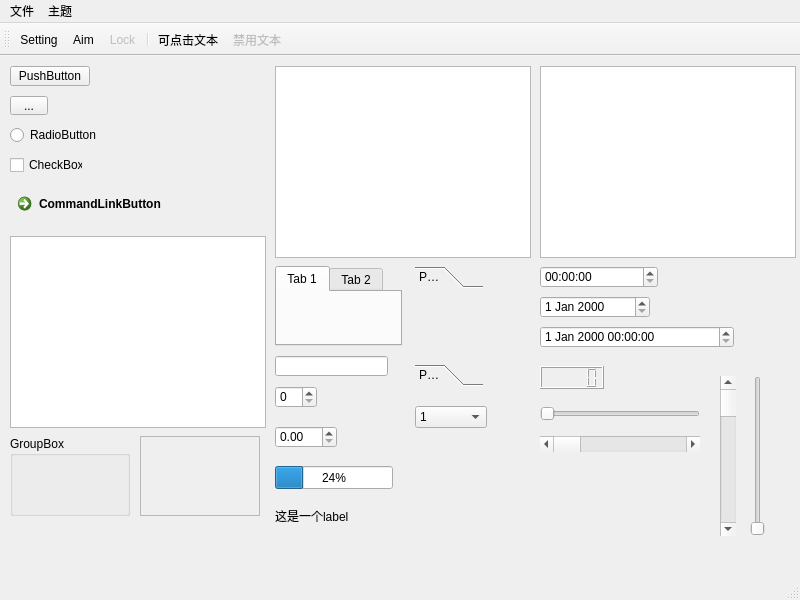
This is mainwindow.ui in lucky-billy/StyleControl as Qt 5 draws it before an edit. The edited form follows.
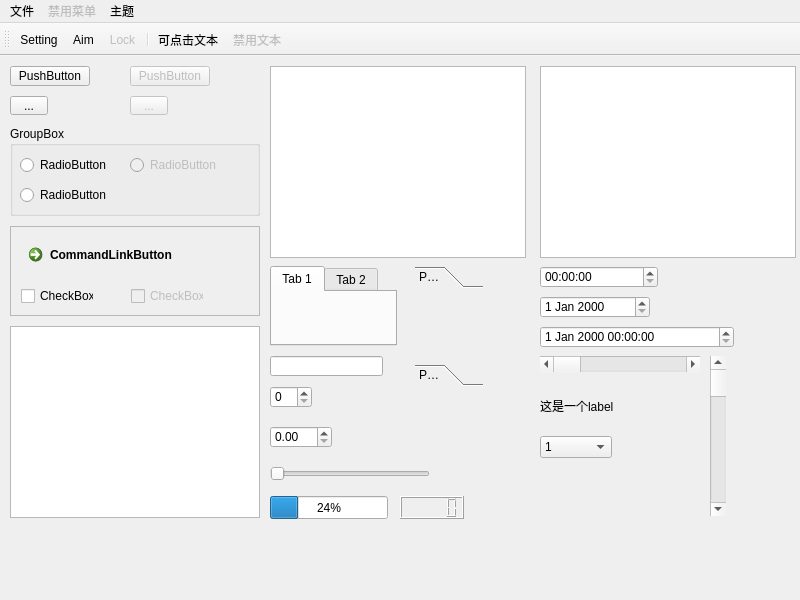
This is the edited form. Icons and pictures are not drawn.

Commit message: Completed munuBar toolBar pushButton

Patch:
```diff
--- a/mainwindow.ui
+++ b/mainwindow.ui
@@ -40,36 +40,10 @@
      <string>...</string>
     </property>
    </widget>
-   <widget class="QRadioButton" name="radioButton">
-    <property name="geometry">
-     <rect>
-      <x>10</x>
-      <y>70</y>
-      <width>91</width>
-      <height>18</height>
-     </rect>
-    </property>
-    <property name="text">
-     <string>RadioButton</string>
-    </property>
-   </widget>
-   <widget class="QCheckBox" name="checkBox">
-    <property name="geometry">
-     <rect>
-      <x>10</x>
-      <y>100</y>
-      <width>73</width>
-      <height>18</height>
-     </rect>
-    </property>
-    <property name="text">
-     <string>CheckBox</string>
-    </property>
-   </widget>
    <widget class="QTableView" name="tableView">
     <property name="geometry">
      <rect>
-      <x>275</x>
+      <x>270</x>
       <y>10</y>
       <width>256</width>
       <height>192</height>
@@ -90,22 +64,67 @@
     <property name="geometry">
      <rect>
       <x>10</x>
-      <y>380</y>
-      <width>120</width>
-      <height>80</height>
+      <y>70</y>
+      <width>250</width>
+      <height>90</height>
      </rect>
     </property>
     <property name="title">
      <string>GroupBox</string>
     </property>
+    <widget class="QRadioButton" name="radioButton">
+     <property name="geometry">
+      <rect>
+       <x>10</x>
+       <y>30</y>
+       <width>91</width>
+       <height>18</height>
+      </rect>
+     </property>
+     <property name="text">
+      <string>RadioButton</string>
+     </property>
+    </widget>
+    <widget class="QRadioButton" name="radioButton_2">
+     <property name="enabled">
+      <bool>true</bool>
+     </property>
+     <property name="geometry">
+      <rect>
+       <x>10</x>
+       <y>60</y>
+       <width>91</width>
+       <height>18</height>
+      </rect>
+     </property>
+     <property name="text">
+      <string>RadioButton</string>
+     </property>
+    </widget>
+    <widget class="QRadioButton" name="radioButton_3">
+     <property name="enabled">
+      <bool>false</bool>
+     </property>
+     <property name="geometry">
+      <rect>
+       <x>120</x>
+       <y>30</y>
+       <width>91</width>
+       <height>18</height>
+      </rect>
+     </property>
+     <property name="text">
+      <string>RadioButton</string>
+     </property>
+    </widget>
    </widget>
    <widget class="QScrollArea" name="scrollArea">
     <property name="geometry">
      <rect>
-      <x>140</x>
-      <y>380</y>
-      <width>120</width>
-      <height>80</height>
+      <x>10</x>
+      <y>170</y>
+      <width>250</width>
+      <height>90</height>
      </rect>
     </property>
     <property name="widgetResizable">
@@ -116,10 +135,52 @@
       <rect>
        <x>0</x>
        <y>0</y>
-       <width>118</width>
-       <height>78</height>
+       <width>248</width>
+       <height>88</height>
       </rect>
      </property>
+     <widget class="QCommandLinkButton" name="commandLinkButton">
+      <property name="geometry">
+       <rect>
+        <x>10</x>
+        <y>10</y>
+        <width>168</width>
+        <height>41</height>
+       </rect>
+      </property>
+      <property name="text">
+       <string>CommandLinkButton</string>
+      </property>
+     </widget>
+     <widget class="QCheckBox" name="checkBox">
+      <property name="geometry">
+       <rect>
+        <x>10</x>
+        <y>60</y>
+        <width>73</width>
+        <height>18</height>
+       </rect>
+      </property>
+      <property name="text">
+       <string>CheckBox</string>
+      </property>
+     </widget>
+     <widget class="QCheckBox" name="checkBox_2">
+      <property name="enabled">
+       <bool>false</bool>
+      </property>
+      <property name="geometry">
+       <rect>
+        <x>120</x>
+        <y>60</y>
+        <width>73</width>
+        <height>18</height>
+       </rect>
+      </property>
+      <property name="text">
+       <string>CheckBox</string>
+      </property>
+     </widget>
     </widget>
    </widget>
    <widget class="QToolBox" name="toolBox">
@@ -164,7 +225,7 @@
    <widget class="QTabWidget" name="tabWidget">
     <property name="geometry">
      <rect>
-      <x>275</x>
+      <x>270</x>
       <y>210</y>
       <width>127</width>
       <height>80</height>
@@ -187,7 +248,7 @@
    <widget class="QSpinBox" name="spinBox">
     <property name="geometry">
      <rect>
-      <x>275</x>
+      <x>270</x>
       <y>330</y>
       <width>42</width>
       <height>22</height>
@@ -197,7 +258,7 @@
    <widget class="QDoubleSpinBox" name="doubleSpinBox">
     <property name="geometry">
      <rect>
-      <x>275</x>
+      <x>270</x>
       <y>370</y>
       <width>62</width>
       <height>22</height>
@@ -207,8 +268,8 @@
    <widget class="QLabel" name="label">
     <property name="geometry">
      <rect>
-      <x>275</x>
-      <y>450</y>
+      <x>540</x>
+      <y>340</y>
       <width>100</width>
       <height>20</height>
      </rect>
@@ -221,8 +282,8 @@
     <property name="geometry">
      <rect>
       <x>10</x>
-      <y>180</y>
-      <width>256</width>
+      <y>270</y>
+      <width>250</width>
       <height>192</height>
      </rect>
     </property>
@@ -230,8 +291,8 @@
    <widget class="QLCDNumber" name="lcdNumber">
     <property name="geometry">
      <rect>
-      <x>540</x>
-      <y>310</y>
+      <x>400</x>
+      <y>440</y>
       <width>64</width>
       <height>23</height>
      </rect>
@@ -240,8 +301,8 @@
    <widget class="QProgressBar" name="progressBar">
     <property name="geometry">
      <rect>
-      <x>275</x>
-      <y>410</y>
+      <x>270</x>
+      <y>440</y>
       <width>118</width>
       <height>23</height>
      </rect>
@@ -280,24 +341,11 @@
      </rect>
     </property>
    </widget>
-   <widget class="QCommandLinkButton" name="commandLinkButton">
-    <property name="geometry">
-     <rect>
-      <x>10</x>
-      <y>130</y>
-      <width>168</width>
-      <height>41</height>
-     </rect>
-    </property>
-    <property name="text">
-     <string>CommandLinkButton</string>
-    </property>
-   </widget>
    <widget class="QComboBox" name="comboBox">
     <property name="geometry">
      <rect>
-      <x>415</x>
-      <y>350</y>
+      <x>540</x>
+      <y>380</y>
       <width>72</width>
       <height>22</height>
      </rect>
@@ -331,7 +379,7 @@
    <widget class="QLineEdit" name="lineEdit">
     <property name="geometry">
      <rect>
-      <x>275</x>
+      <x>270</x>
       <y>300</y>
       <width>113</width>
       <height>20</height>
@@ -341,8 +389,8 @@
    <widget class="QSlider" name="horizontalSlider">
     <property name="geometry">
      <rect>
-      <x>540</x>
-      <y>350</y>
+      <x>270</x>
+      <y>410</y>
       <width>160</width>
       <height>16</height>
      </rect>
@@ -355,7 +403,7 @@
     <property name="geometry">
      <rect>
       <x>540</x>
-      <y>380</y>
+      <y>300</y>
       <width>160</width>
       <height>16</height>
      </rect>
@@ -367,8 +415,8 @@
    <widget class="QScrollBar" name="verticalScrollBar">
     <property name="geometry">
      <rect>
-      <x>720</x>
-      <y>320</y>
+      <x>710</x>
+      <y>300</y>
       <width>16</width>
       <height>160</height>
      </rect>
@@ -377,17 +425,36 @@
      <enum>Qt::Vertical</enum>
     </property>
    </widget>
-   <widget class="QSlider" name="verticalSlider">
+   <widget class="QPushButton" name="pushButton_2">
+    <property name="enabled">
+     <bool>false</bool>
+    </property>
     <property name="geometry">
      <rect>
-      <x>750</x>
-      <y>320</y>
-      <width>16</width>
-      <height>160</height>
+      <x>130</x>
+      <y>10</y>
+      <width>80</width>
+      <height>20</height>
      </rect>
     </property>
-    <property name="orientation">
-     <enum>Qt::Vertical</enum>
+    <property name="text">
+     <string>PushButton</string>
+    </property>
+   </widget>
+   <widget class="QToolButton" name="toolButton_2">
+    <property name="enabled">
+     <bool>false</bool>
+    </property>
+    <property name="geometry">
+     <rect>
+      <x>130</x>
+      <y>40</y>
+      <width>38</width>
+      <height>19</height>
+     </rect>
+    </property>
+    <property name="text">
+     <string>...</string>
     </property>
    </widget>
   </widget>
@@ -415,10 +482,18 @@
     <addaction name="action_style1"/>
     <addaction name="action_style2"/>
    </widget>
+   <widget class="QMenu" name="menu">
+    <property name="enabled">
+     <bool>false</bool>
+    </property>
+    <property name="title">
+     <string>禁用菜单</string>
+    </property>
+   </widget>
    <addaction name="menuFile"/>
+   <addaction name="menu"/>
    <addaction name="menuStyle"/>
   </widget>
-  <widget class="QStatusBar" name="statusbar"/>
   <widget class="QToolBar" name="toolBar">
    <property name="windowTitle">
     <string>toolBar</string>
```
The commit also changes 1 other file.
